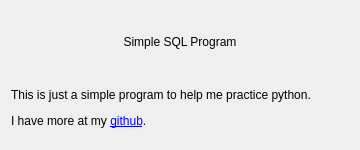
Old version of the form about.ui in the repository BrianHammond/Simple_SQL_Program.
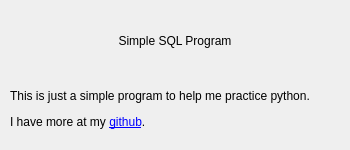
New version of the form. Icons and pictures are not drawn.

The edit to the form file:
```diff
--- a/about.ui
+++ b/about.ui
@@ -1,30 +1,24 @@
 <?xml version="1.0" encoding="UTF-8"?>
 <ui version="4.0">
- <class>Form</class>
- <widget class="QWidget" name="Form">
+ <class>Dialog</class>
+ <widget class="QDialog" name="Dialog">
   <property name="geometry">
    <rect>
     <x>0</x>
     <y>0</y>
-    <width>360</width>
+    <width>350</width>
     <height>150</height>
    </rect>
   </property>
-  <property name="sizePolicy">
-   <sizepolicy hsizetype="Fixed" vsizetype="Fixed">
-    <horstretch>0</horstretch>
-    <verstretch>0</verstretch>
-   </sizepolicy>
-  </property>
   <property name="minimumSize">
    <size>
-    <width>360</width>
+    <width>350</width>
     <height>150</height>
    </size>
   </property>
   <property name="maximumSize">
    <size>
-    <width>360</width>
+    <width>350</width>
     <height>150</height>
    </size>
   </property>
@@ -36,6 +30,18 @@
     <normaloff>icon/ms_icon.jpg</normaloff>icon/ms_icon.jpg</iconset>
   </property>
   <layout class="QVBoxLayout" name="verticalLayout">
+   <property name="leftMargin">
+    <number>10</number>
+   </property>
+   <property name="topMargin">
+    <number>10</number>
+   </property>
+   <property name="rightMargin">
+    <number>10</number>
+   </property>
+   <property name="bottomMargin">
+    <number>10</number>
+   </property>
    <item>
     <widget class="QLabel" name="label">
      <property name="sizePolicy">
```
Left out of the diff: 2 changed lines with no effect on the pictures.
